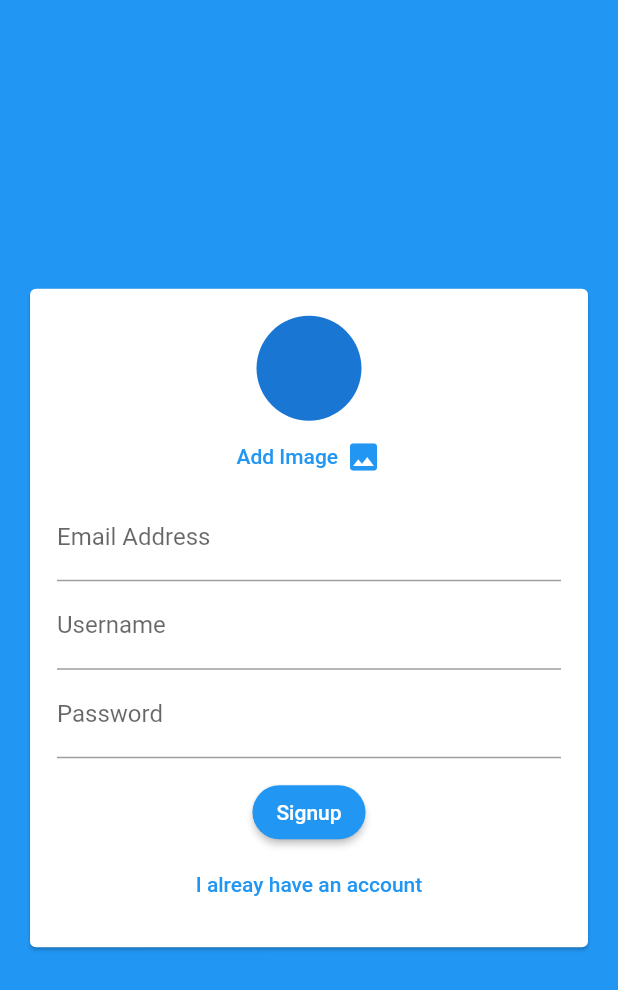
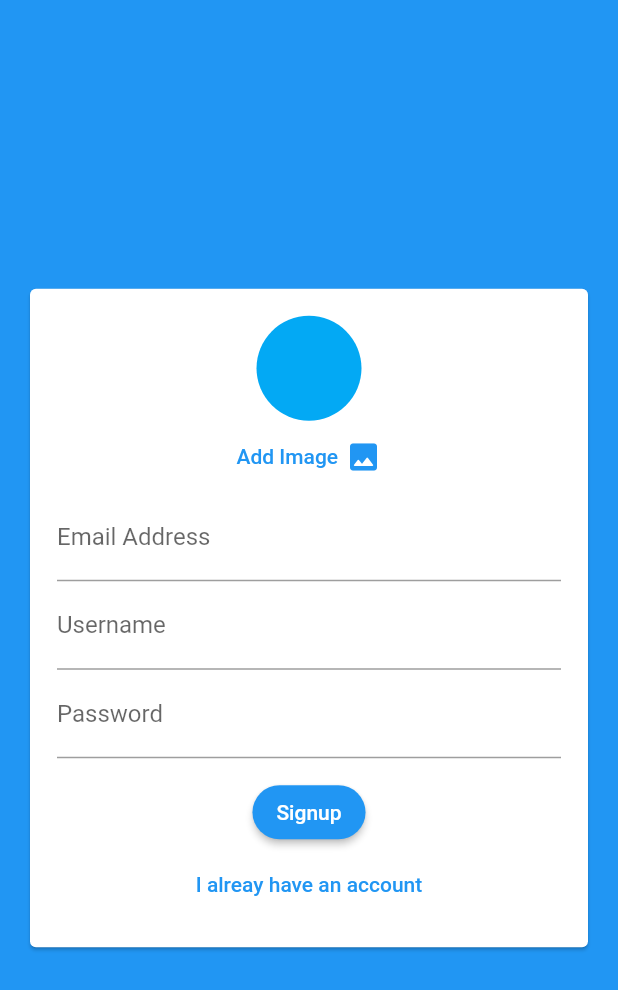
Before and after one commit to Blue-Cheesecake/ChatApp-Flutter, a Flutter app: the screen it shows after launch, on a phone screen of 412 x 824 dp. Shown: the top 990 px of the screen. Run offline on Flutter 3.47's test engine with Material 2 defaults, Android fonts, the phone set to English and light mode, and no system bars; our stand-ins replace cloud_firestore, firebase_auth, firebase_core, firebase_messaging, firebase_storage, image_picker; accounts and stored records are empty.

Commit message:
style: auth screen

```diff
--- a/lib/main.dart
+++ b/lib/main.dart
@@ -42,7 +42,7 @@ class Main extends StatelessWidget {
           if (snapshot.hasData) {
             return ChatScreen();
           }
-          return AuthScreen();
+          return const AuthScreen();
         },
       ),
     );
--- a/lib/screens/auth/auth_screen.dart
+++ b/lib/screens/auth/auth_screen.dart
@@ -18,14 +18,12 @@ class _AuthScreenState extends State<AuthScreen> {
   FirebaseFirestore db = FirebaseFirestore.instance;
   var _isLoading = false;
 
-  void _submitForm(
-    String email,
-    String username,
-    String password,
-    bool loginMode,
-    File imageFile,
-    BuildContext context,
-  ) async {
+  void _submitForm(String email,
+      String username,
+      String password,
+      bool loginMode,
+      File imageFile,
+      BuildContext context,) async {
     // print("From callback");
     // print(email);
     // print(username);
@@ -40,17 +38,19 @@ class _AuthScreenState extends State<AuthScreen> {
       if (loginMode) {
         // print(email);
         // print(password);
+
         await auth.signInWithEmailAndPassword(
           email: username,
           password: password,
         );
-        print("Successfully login");
-        print("Navigating to Chat screen");
+
+        // print("Successfully login");
+        // print("Navigating to Chat screen");
       }
       // Create new user
       else {
         UserCredential userCredential =
-            await auth.createUserWithEmailAndPassword(
+        await auth.createUserWithEmailAndPassword(
           email: email,
           password: password,
         );
@@ -85,7 +85,9 @@ class _AuthScreenState extends State<AuthScreen> {
           message,
           textAlign: TextAlign.center,
         ),
-        backgroundColor: Theme.of(context).errorColor,
+        backgroundColor: Theme
+            .of(context)
+            .errorColor,
       ));
     } catch (error) {
       print("Unknown Error");
@@ -100,7 +102,9 @@ class _AuthScreenState extends State<AuthScreen> {
   @override
   Widget build(BuildContext context) {
     return Scaffold(
-      backgroundColor: Theme.of(context).primaryColor,
+      backgroundColor: Theme
+          .of(context)
+          .primaryColor,
       body: SafeArea(
         child: AuthForm(_isLoading, callback: _submitForm),
       ),
--- a/lib/screens/auth/widgets/auth_form.dart
+++ b/lib/screens/auth/widgets/auth_form.dart
@@ -88,7 +88,6 @@ class _AuthFormState extends State<AuthForm> {
 
                 /// Email
                 ///
-                if (!_loginMode)
                 TextFormField(
                   validator: (value) {
                     if (value!.isEmpty || !value.contains('@')) {
@@ -97,7 +96,7 @@ class _AuthFormState extends State<AuthForm> {
                     return null;
                   },
                   keyboardType: TextInputType.emailAddress,
-                    decoration: InputDecoration(
+                  decoration: const InputDecoration(
                     labelText: "Email Address",
                   ),
                   onSaved: (newValue) {
@@ -106,6 +105,7 @@ class _AuthFormState extends State<AuthForm> {
                 ),
 
                 // Username
+                if (!_loginMode)
                   TextFormField(
                     controller: _userCtr,
                     validator: (value) {
@@ -114,7 +114,7 @@ class _AuthFormState extends State<AuthForm> {
                       }
                       return null;
                     },
-                  decoration: InputDecoration(
+                    decoration: const InputDecoration(
                       labelText: "Username",
                     ),
                     onSaved: (newValue) {
@@ -132,7 +132,7 @@ class _AuthFormState extends State<AuthForm> {
                     return null;
                   },
                   obscureText: true,
-                  decoration: InputDecoration(
+                  decoration: const InputDecoration(
                     labelText: "Password",
                   ),
                   onSaved: (newValue) {
@@ -146,17 +146,20 @@ class _AuthFormState extends State<AuthForm> {
                     ? const CircularProgressIndicator()
                     : ElevatedButton(
                         onPressed: _trySubmit,
-                        child: Text(_loginMode ? "Login" : "Signup"),
                         style: ElevatedButton.styleFrom(
                           shape: RoundedRectangleBorder(
-                            borderRadius: BorderRadius.circular(20),
+                            borderRadius: BorderRadius.circular(30),
                           ),
                         ),
+                        child: Text(_loginMode ? "Login" : "Signup"),
                       ),
+
+                // Switch
                 TextButton(
                   onPressed: () {
                     setState(() {
                       _loginMode = !_loginMode;
+                      _formKey.currentState!.reset();
 
                       FocusScope.of(context).unfocus();
                       _userCtr.text = "";
--- a/lib/screens/auth/widgets/user_image_picker.dart
+++ b/lib/screens/auth/widgets/user_image_picker.dart
@@ -40,6 +40,7 @@ class _UserImagePickerState extends State<UserImagePicker> {
         /// Image Avatar
         CircleAvatar(
           radius: 35,
+          backgroundColor: Colors.lightBlue,
           backgroundImage: _image == null
               ? null
               : FileImage(
@@ -52,10 +53,16 @@ class _UserImagePickerState extends State<UserImagePicker> {
           child: Row(
             mainAxisSize: MainAxisSize.min,
             mainAxisAlignment: MainAxisAlignment.center,
-            children: [
-              Text("Add Image"),
-              const SizedBox(width: 5),
-              Icon(Icons.image),
+            children: const [
+              Text(
+                "Add Image",
+                style: TextStyle(
+                  fontSize: 14,
+                  fontWeight: FontWeight.w500,
+                ),
+              ),
+              SizedBox(width: 5),
+              Icon(Icons.image_rounded),
             ],
           ),
         ),
```
Lines whose indentation alone changed are shown as unchanged.
